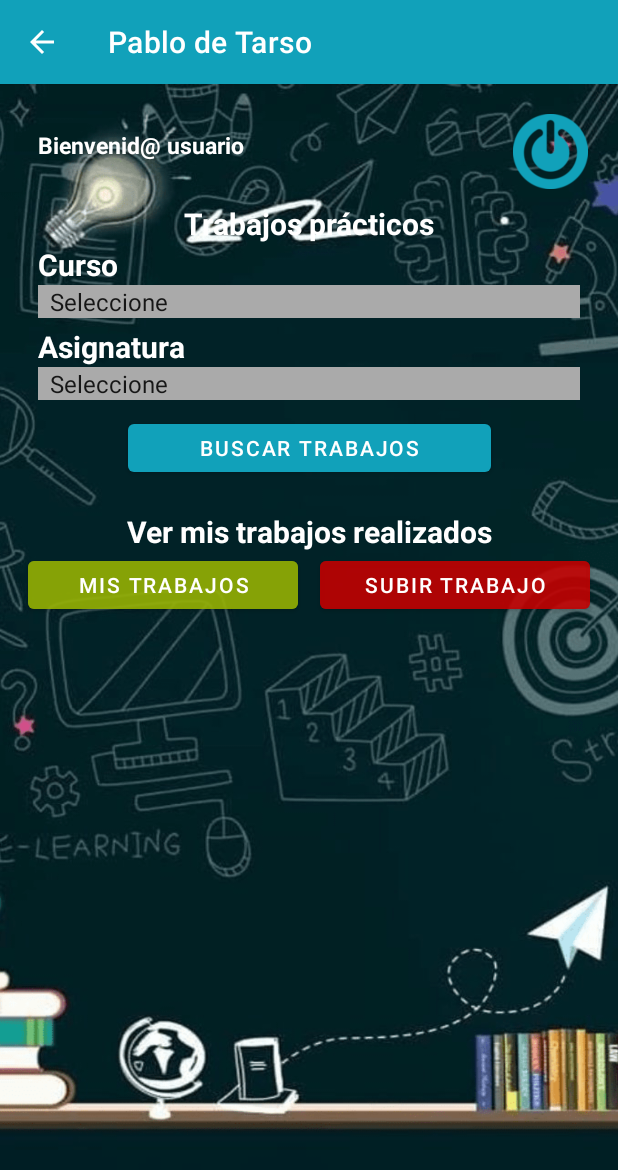
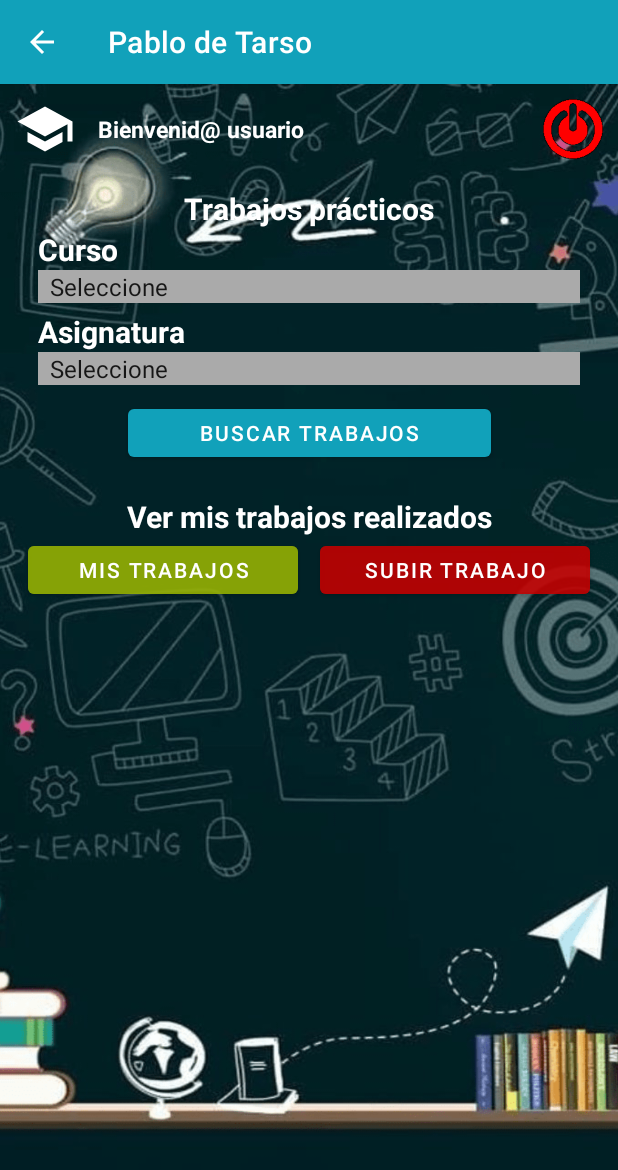
Before and after one commit to exechoko/appTarso, an Android app: the MenuEstudiantesActivity screen opened directly, with no data from a screen before it, on a phone screen of 412 x 824 dp. Shown: the top 1170 px of the screen. Run offline under Robolectric (Android 15) with nearby library versions, the phone set to English and light mode, and no system bars; our stand-ins replace Firebase (no records; nobody signed in at launch, a user with empty details on screens opened directly); libraries missing offline, so code that uses them is left out: com.smarteist.autoimageslider.

```diff
--- a/app/src/main/java/com/example/tarso/MenuEstudiantesActivity.java
+++ b/app/src/main/java/com/example/tarso/MenuEstudiantesActivity.java
@@ -27,6 +27,7 @@ import android.widget.AdapterView;
 import android.widget.ArrayAdapter;
 import android.widget.Button;
 import android.widget.EditText;
+import android.widget.ImageButton;
 import android.widget.LinearLayout;
 import android.widget.Spinner;
 import android.widget.TextView;
@@ -67,7 +68,8 @@ public class MenuEstudiantesActivity extends AppCompatActivity {
     boolean permisos_ok = false;
 
     Spinner spinCursos, spinAsignatura;
-    Button btnVerTrabajos, btnVerMisTrabajos, btnSubirTrabajos, btnSalir;
+    Button btnVerTrabajos, btnVerMisTrabajos, btnSubirTrabajos;
+    ImageButton btnFotoPerfilEstudiante, btnSalir;
     String c="";
     String a="";
     String id="";
@@ -95,10 +97,11 @@ public class MenuEstudiantesActivity extends AppCompatActivity {
         super.onCreate(savedInstanceState);
         setContentView(R.layout.activity_menu_estudiantes);
 
-        txtNombre = findViewById(R.id.nombrePersona);
+        txtNombre = findViewById(R.id.nombreEstudiante);
         btnVerTrabajos = findViewById(R.id.btnTrabajos);
         btnVerMisTrabajos = findViewById(R.id.btnVerMisTrabajos);
         btnSubirTrabajos = findViewById(R.id.btnSubirMisTrabajos);
+        btnFotoPerfilEstudiante = findViewById(R.id.fotoPerfilEstudiante);
         btnSalir = findViewById(R.id.salir);
 
         mAuth = FirebaseAuth.getInstance();
@@ -583,9 +586,12 @@ public class MenuEstudiantesActivity extends AppCompatActivity {
                 doc = documentos;
 
                 holder.doc_nombre.setText(documentos.getNombre());
+                holder.doc_creador.setText(documentos.getCreador());
+                holder.doc_materia.setText(documentos.getMateria());
+                holder.doc_fecha.setText(documentos.getFecha());
                 holder.doc_nota.setText(documentos.getNota());
                 holder.doc_concepto.setText(documentos.getConcepto());
-                holder.doc_creador.setText(documentos.getCreador());
+
 
                 holder.doc_compartir.setOnClickListener(new View.OnClickListener() {
                     @Override
--- a/app/src/main/res/layout/activity_menu_estudiantes.xml
+++ b/app/src/main/res/layout/activity_menu_estudiantes.xml
@@ -6,34 +6,55 @@
     android:layout_height="match_parent"
     android:background="@drawable/fondo_educ">
 
-
     <androidx.constraintlayout.widget.ConstraintLayout
         android:layout_width="match_parent"
         android:layout_height="wrap_content"
         tools:context=".MenuEstudiantesActivity"
         android:layout_margin="10dp">
 
+        <RelativeLayout
+            android:id="@+id/perfil"
+            android:layout_width="match_parent"
+            android:layout_height="wrap_content"
+            android:orientation="horizontal"
+            app:layout_constraintTop_toTopOf="parent"
+            app:layout_constraintStart_toStartOf="parent">
+
+            <ImageButton
+                android:id="@+id/fotoPerfilEstudiante"
+                android:layout_width="40dp"
+                android:layout_height="40dp"
+                android:layout_alignParentStart="true"
+                android:layout_centerVertical="true"
+                android:background="@drawable/ic_baseline_school_24"
+                android:backgroundTint="@color/white"/>
+
             <TextView
-            android:id="@+id/nombrePersona"
+                android:id="@+id/nombreEstudiante"
                 android:layout_width="wrap_content"
                 android:layout_height="wrap_content"
+                android:layout_toRightOf="@id/fotoPerfilEstudiante"
                 android:text="Bienvenid@ usuario"
                 android:textStyle="bold"
                 android:textSize="15dp"
                 android:textColor="@color/white"
-            android:layout_marginTop="20dp"
+                android:layout_centerVertical="true"
                 android:layout_marginStart="15dp"
-            app:layout_constraintTop_toTopOf="parent"
-            app:layout_constraintStart_toStartOf="parent"/>
+                />
 
-        <Button
+            <ImageButton
                 android:id="@+id/salir"
-            android:layout_width="50dp"
-            android:layout_height="50dp"
-            android:background="@drawable/power_off"
-            android:layout_margin="10dp"
-            app:layout_constraintTop_toTopOf="parent"
-            app:layout_constraintEnd_toEndOf="parent"            />
+                android:layout_width="40dp"
+                android:layout_height="40dp"
+                android:layout_alignParentRight="true"
+                android:layout_centerVertical="true"
+                android:background="@drawable/power_off"/>
+
+        </RelativeLayout>
+
+
+
+
 
         <TextView
             android:id="@+id/txtTrabajo"
@@ -47,7 +68,7 @@
             app:layout_constraintEnd_toEndOf="parent"
             app:layout_constraintHorizontal_bias="0.5"
             app:layout_constraintStart_toStartOf="parent"
-            app:layout_constraintTop_toTopOf="@id/salir" />
+            app:layout_constraintTop_toTopOf="@id/perfil" />
 
         <TextView
             android:id="@+id/txtView"
```
Also changed, not shown: app/src/main/java/com/example/tarso/MenuDocentesActivity.java (+35 -0 lines), app/src/main/java/com/example/tarso/ui/slideshow/SlideshowFragment.java (+10 -1 lines), app/src/main/res/layout/activity_menu_docentes.xml (+45 -3 lines), app/src/main/res/drawable/power_off.png. Lines whose indentation alone changed are shown as unchanged.
